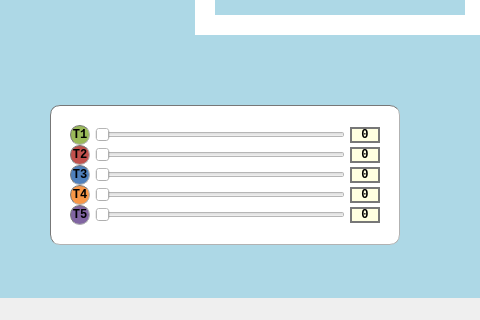
davi-i/projeto-trens, file mainwindow.ui: the form before one commit; both pictures show x 0 to 480 and y 272 to 592 of the 950 by 592 pixel window.
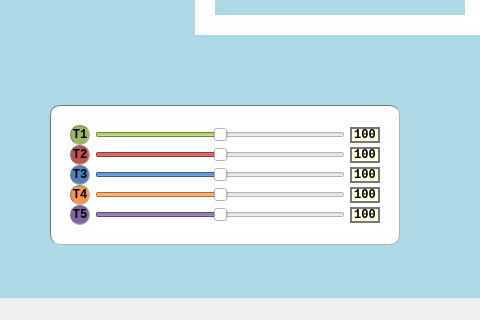
The form after the commit.

```diff
--- a/mainwindow.ui
+++ b/mainwindow.ui
@@ -424,7 +424,7 @@
       <number>200</number>
      </property>
      <property name="value">
-      <number>0</number>
+      <number>100</number>
      </property>
      <property name="orientation">
       <enum>Qt::Horizontal</enum>
@@ -450,7 +450,7 @@
       <number>200</number>
      </property>
      <property name="value">
-      <number>0</number>
+      <number>100</number>
      </property>
      <property name="orientation">
       <enum>Qt::Horizontal</enum>
@@ -475,7 +475,7 @@
       <number>200</number>
      </property>
      <property name="value">
-      <number>0</number>
+      <number>100</number>
      </property>
      <property name="orientation">
       <enum>Qt::Horizontal</enum>
@@ -500,7 +500,7 @@
       <number>200</number>
      </property>
      <property name="value">
-      <number>0</number>
+      <number>100</number>
      </property>
      <property name="orientation">
       <enum>Qt::Horizontal</enum>
@@ -526,7 +526,7 @@
       <number>200</number>
      </property>
      <property name="value">
-      <number>0</number>
+      <number>100</number>
      </property>
      <property name="orientation">
       <enum>Qt::Horizontal</enum>
@@ -680,7 +680,7 @@
 }</string>
      </property>
      <property name="text">
-      <string>0</string>
+      <string>100</string>
      </property>
      <property name="alignment">
       <set>Qt::AlignCenter</set>
@@ -709,7 +709,7 @@
 }</string>
      </property>
      <property name="text">
-      <string>0</string>
+      <string>100</string>
      </property>
      <property name="alignment">
       <set>Qt::AlignCenter</set>
@@ -738,7 +738,7 @@
 }</string>
      </property>
      <property name="text">
-      <string>0</string>
+      <string>100</string>
      </property>
      <property name="alignment">
       <set>Qt::AlignCenter</set>
@@ -767,7 +767,7 @@
 }</string>
      </property>
      <property name="text">
-      <string>0</string>
+      <string>100</string>
      </property>
      <property name="alignment">
       <set>Qt::AlignCenter</set>
@@ -796,7 +796,7 @@
 }</string>
      </property>
      <property name="text">
-      <string>0</string>
+      <string>100</string>
      </property>
      <property name="alignment">
       <set>Qt::AlignCenter</set>
```
Left out of the diff: 15 changed lines with no effect on the pictures.
